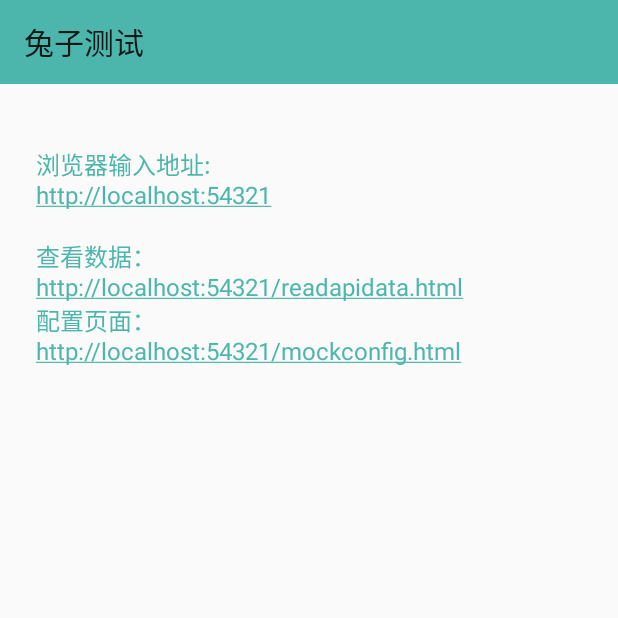
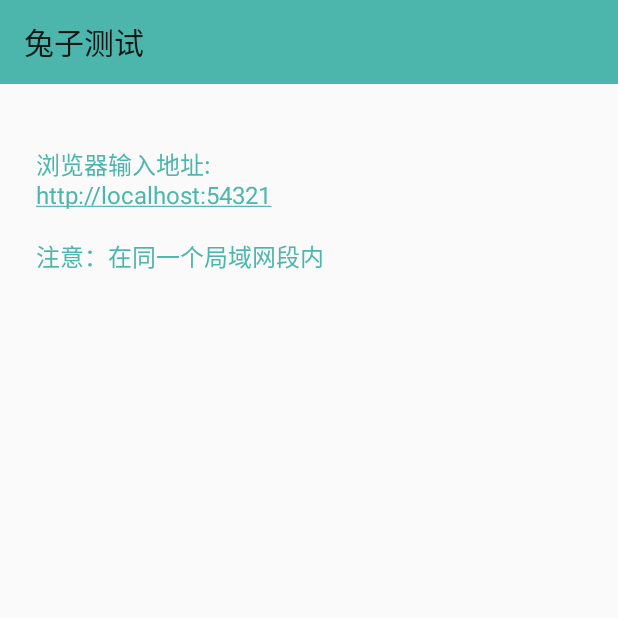
Before and after one commit to rabbit-open/rabbit, an Android app: the MainJsonActivity screen opened directly, with no data from a screen before it, on a phone screen of 412 x 824 dp, the top half of it. Run offline under Robolectric (Android 15) with nearby library versions, the phone set to English and light mode, and no system bars; libraries missing offline, so code that uses them is left out: com.koushikdutta.async; 1 statement that could not run was skipped.

```diff
--- a/app/src/main/res/values/pcconfig.xml
+++ b/app/src/main/res/values/pcconfig.xml
@@ -4,9 +4,6 @@
         \t\n
         浏览器输入地址:\t\n
         http://localhost:54321 \t\n\t\n
-        查看数据：\t\n
-        http://localhost:54321/readapidata.html \t\n
-        配置页面：\t\n
-        http://localhost:54321/mockconfig.html \t\n
+        注意：在同一个局域网段内
     </string>
 </resources>
```
Also changed, not shown: 3 other files.
